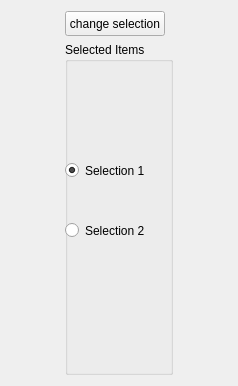
This is Examples/Plugins/org.mitk.example.gui.selectionservicemitk/src/internal/ListenerViewControls.ui in MITK/MITK as Qt 5 draws it before an edit. The edited form follows.
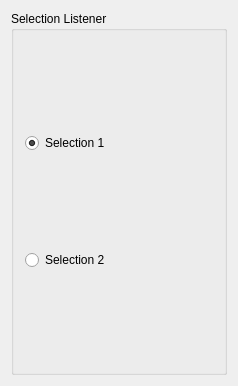
This is the edited form.

Diff of the .ui file:
```diff
--- a/Examples/Plugins/org.mitk.example.gui.selectionservicemitk/src/internal/ListenerViewControls.ui
+++ b/Examples/Plugins/org.mitk.example.gui.selectionservicemitk/src/internal/ListenerViewControls.ui
@@ -24,46 +24,15 @@
   </property>
   <layout class="QVBoxLayout" name="verticalLayout">
    <item>
-    <layout class="QGridLayout" name="gridLayout">
-     <item row="0" column="0">
-      <widget class="QPushButton" name="selectButton">
-       <property name="enabled">
-        <bool>true</bool>
-       </property>
-       <property name="minimumSize">
-        <size>
-         <width>100</width>
-         <height>25</height>
-        </size>
-       </property>
-       <property name="maximumSize">
-        <size>
-         <width>100</width>
-         <height>25</height>
-        </size>
-       </property>
-       <property name="toolTip">
-        <string/>
-       </property>
-       <property name="text">
-        <string>change selection</string>
-       </property>
-      </widget>
-     </item>
-     <item row="1" column="0">
+    <layout class="QVBoxLayout" name="verticalLayout_3">
+     <item>
       <widget class="QGroupBox" name="groupBox">
        <property name="title">
-        <string>Selected Items</string>
+        <string>Selection Listener</string>
        </property>
+       <layout class="QVBoxLayout" name="verticalLayout_2">
+        <item>
        <widget class="QRadioButton" name="radioButton">
-        <property name="geometry">
-         <rect>
-          <x>0</x>
-          <y>120</y>
-          <width>100</width>
-          <height>17</height>
-         </rect>
-        </property>
         <property name="text">
          <string>Selection 1</string>
         </property>
@@ -71,19 +40,15 @@
          <bool>true</bool>
         </property>
        </widget>
+        </item>
+        <item>
        <widget class="QRadioButton" name="radioButton_2">
-        <property name="geometry">
-         <rect>
-          <x>0</x>
-          <y>180</y>
-          <width>100</width>
-          <height>17</height>
-         </rect>
-        </property>
         <property name="text">
          <string>Selection 2</string>
         </property>
        </widget>
+        </item>
+       </layout>
       </widget>
      </item>
     </layout>
```
Lines whose indentation alone changed are shown as unchanged.
